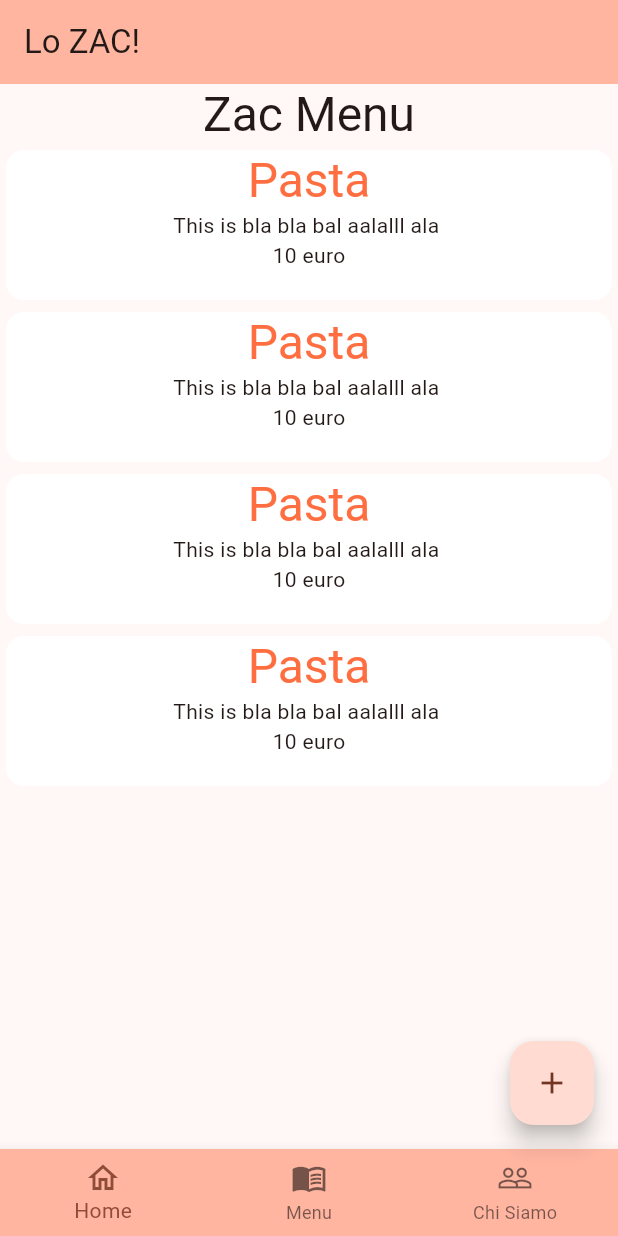
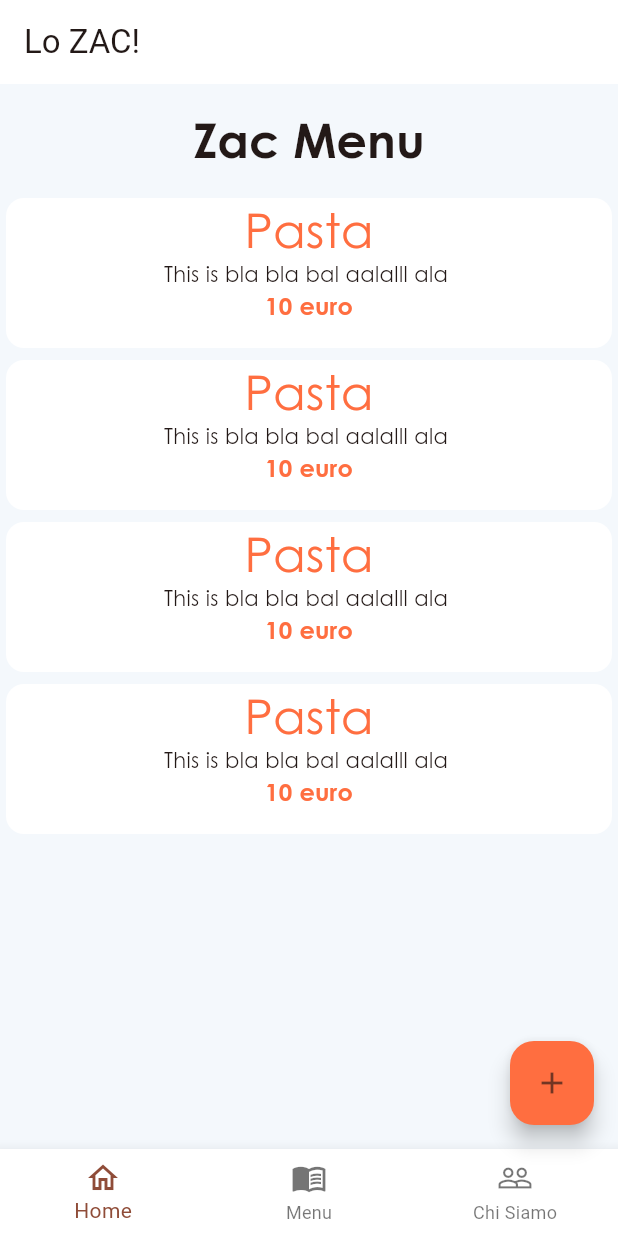
Before and after one commit to dadoz/LoZacFlutter, a Flutter app: the screen it shows after launch, on a phone screen of 412 x 824 dp. Run offline on Flutter 3.47's test engine with Material 3 defaults, Android fonts, the light colour scheme and no system bars.

Commit message:
core: minor clean up code and new icon

```diff
--- a/flutter_launcher_icons.yaml
+++ b/flutter_launcher_icons.yaml
@@ -1,6 +1,6 @@
 # flutter pub run flutter_launcher_icons
 flutter_launcher_icons:
-  image_path: "assets/icon/ic_launcher.webp"
+  image_path: "assets/icon/ic_launcher_foreground.webp"
 
   android: "launcher_icon"
   # image_path_android: "assets/icon/icon.png"
--- a/lib/main.dart
+++ b/lib/main.dart
@@ -11,7 +11,7 @@ class MyApp extends StatelessWidget {
   @override
   Widget build(BuildContext context) {
     return MaterialApp(
-      title: 'Flutter Demo',
+      title: 'Lo Zac App',
       theme: ThemeData(
         // This is the theme of your application.
         //
@@ -81,13 +81,13 @@ class _MyHomePageState extends State<MyHomePage> {
         // TRY THIS: Try changing the color here to a specific color (to
         // Colors.amber, perhaps?) and trigger a hot reload to see the AppBar
         // change color while the other colors stay the same.
-        backgroundColor: Theme.of(context).colorScheme.inversePrimary,
+        backgroundColor: Theme.of(context).colorScheme.onPrimary,
         // Here we take the value from the MyHomePage object that was created by
         // the App.build method, and use it to set our appbar title.
         title: Text(widget.title),
       ),
       bottomNavigationBar: BottomNavigationBar(
-        backgroundColor: Theme.of(context).colorScheme.inversePrimary,
+        backgroundColor: Theme.of(context).colorScheme.onPrimary,
         items: const <BottomNavigationBarItem>[
           BottomNavigationBarItem(
               icon: Icon(Icons.home_outlined), label: "Home"),
@@ -96,7 +96,9 @@ class _MyHomePageState extends State<MyHomePage> {
               icon: Icon(Icons.people_outline), label: "Chi Siamo"),
         ],
       ),
-      body: Center(
+      body: Container(
+        color: const Color(0xffF4F8FC),
+        child: Center(
           // Center is a layout widget. It takes a single child and positions it
           // in the middle of the parent.
           child: Column(
@@ -115,9 +117,13 @@ class _MyHomePageState extends State<MyHomePage> {
             // wireframe for each widget.
             mainAxisAlignment: MainAxisAlignment.start,
             children: <Widget>[
-            Text(
+              Padding(
+                padding: const EdgeInsets.fromLTRB(16.0, 16.0, 16.0, 16.0),
+                child: Text(
                   'Zac Menu',
-              style: Theme.of(context).textTheme.headlineLarge,
+                  style: Theme.of(context).textTheme.headlineLarge?.copyWith(
+                      fontFamily: 'CenturyGothic', fontWeight: FontWeight.bold),
+                ),
               ),
               // Text(
               //   '$_counter',
@@ -128,22 +134,28 @@ class _MyHomePageState extends State<MyHomePage> {
               // ),
               SizedBox(
                   width: double.infinity,
-                height: 600,
+                  height: 500,
                   child: ListView.builder(
                     itemCount: 4,
                     itemBuilder: (BuildContext context, int index) {
-                    return card("blalalalal", "Pasta",
-                        "This is bla bla bal aalalll ala ", "10 euro", context);
+                      return card(
+                          "blalalalal",
+                          "Pasta",
+                          "This is bla bla bal aalalll ala ",
+                          "10 euro",
+                          context);
                     },
                   ))
             ],
           ),
+        ), // This trailing comma makes auto-formatting nicer for build methods.
       ),
       floatingActionButton: FloatingActionButton(
+        backgroundColor: Colors.deepOrangeAccent,
         onPressed: _incrementCounter,
         tooltip: 'Increment',
         child: const Icon(Icons.add),
-      ), // This trailing comma makes auto-formatting nicer for build methods.
+      ),
     );
   }
 }
@@ -167,13 +179,24 @@ Widget card(String image, String title, String description, String price,
           child: Column(
             children: [
               Text(title,
+                  style: Theme.of(context).textTheme.headlineLarge?.copyWith(
+                      color: Colors.deepOrangeAccent,
+                      fontFamily: 'CenturyGothic'),
+                  textAlign: TextAlign.start),
+              Text(
+                description,
                 style: Theme.of(context)
                     .textTheme
-                      .headlineLarge
-                      ?.copyWith(color: Colors.deepOrangeAccent),
-                  textAlign: TextAlign.start),
-              Text(description),
-              Text(price),
+                    .bodyMedium
+                    ?.copyWith(fontFamily: 'CenturyGothic'),
+              ),
+              Text(
+                price,
+                style: Theme.of(context).textTheme.titleMedium?.copyWith(
+                    color: Colors.deepOrangeAccent,
+                    fontFamily: 'CenturyGothic',
+                    fontWeight: FontWeight.bold),
+              ),
             ],
           )));
 }
```
Also changed, not shown: pubspec.yaml (+8 -0 lines), assets/icon/ic_launcher_foreground.webp (added), fonts/century_gothic.otf (added), fonts/century_gothic_bold.otf (added), fonts/century_gothic_bold_italic.otf (added), fonts/century_gothic_italic.otf (added), fonts/lemon_milk_bold.otf (added), fonts/lemon_milk_bold_italic.otf (added), fonts/lemon_milk_light.otf (added), fonts/lemon_milk_light_italic.otf (added), fonts/lemon_milk_medium.otf (added), fonts/lemon_milk_medium_italic.otf (added), fonts/lemon_milk_regular.otf (added), fonts/lemon_milk_regular_italic.otf (added), 26 other files. Lines whose indentation alone changed are shown as unchanged.
